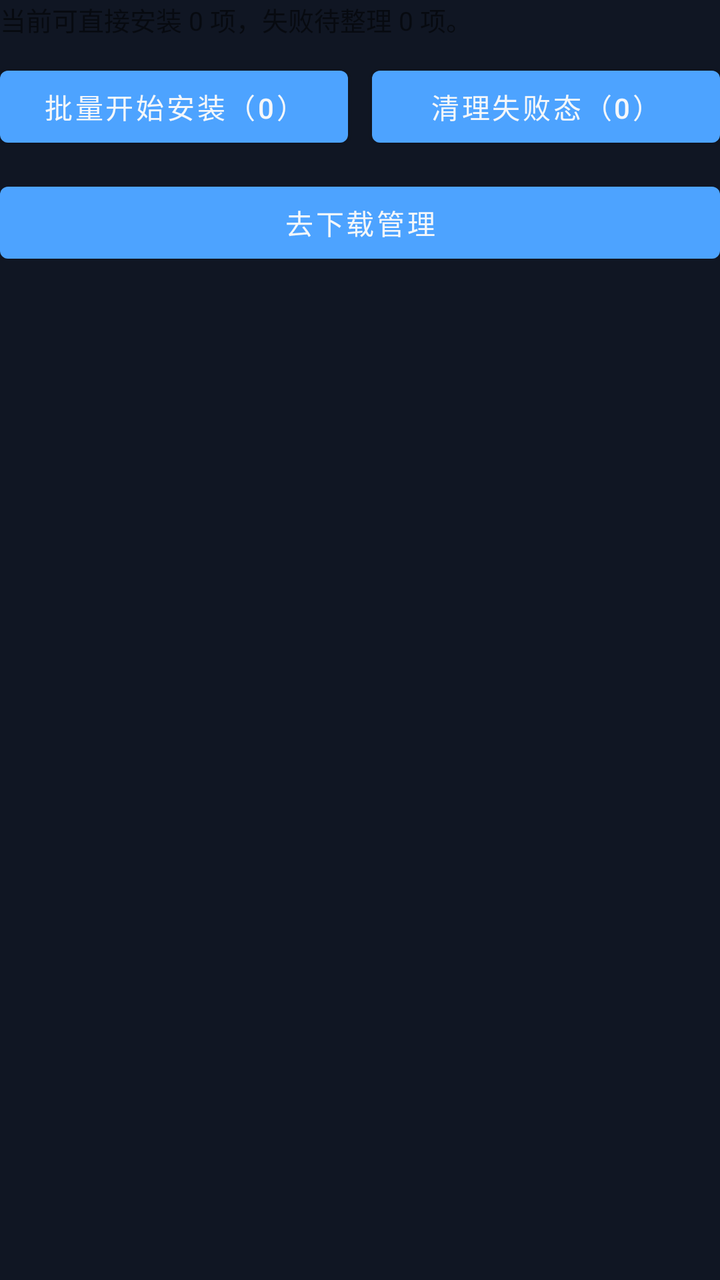
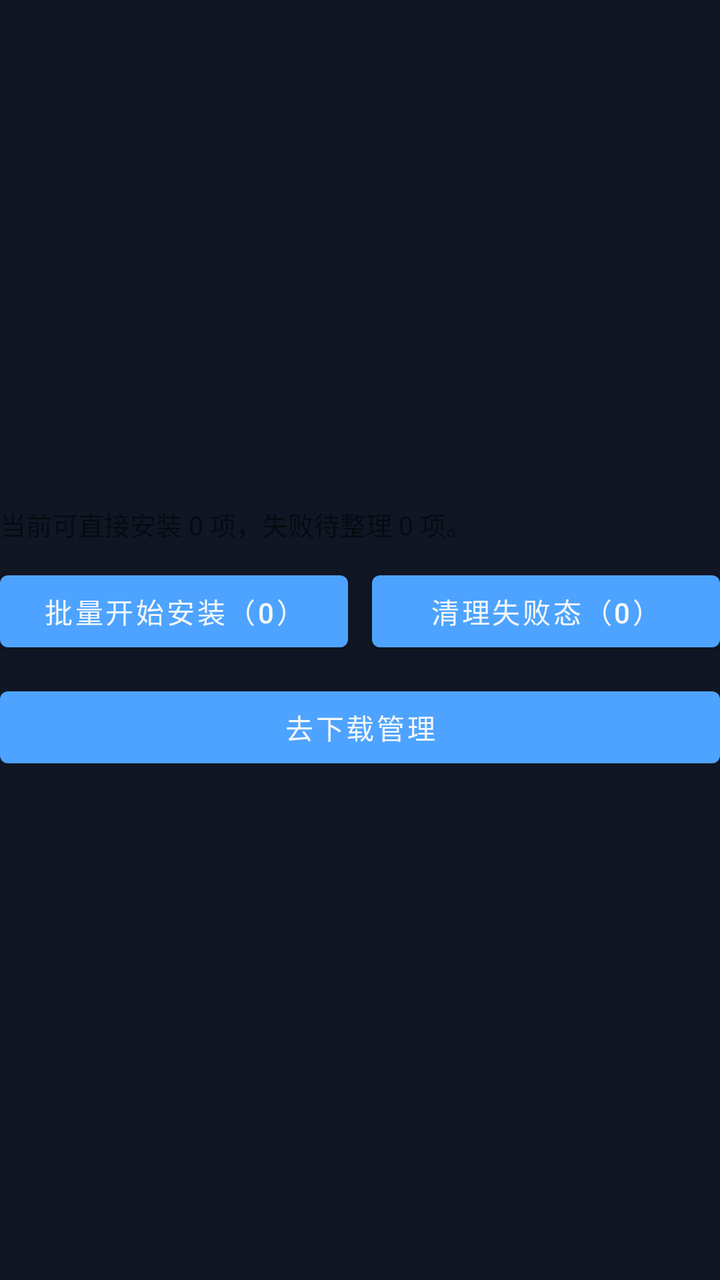

Before-and-after screenshots of an Android layout around one commit, followed by the original layout XML and the change that was made.
<!-- AndroidManifest.xml: another module's application theme Theme.CarAppStore -->
<!-- res/layout/view_install_center_controls.xml -->
<?xml version="1.0" encoding="utf-8"?>
<LinearLayout xmlns:android="http://schemas.android.com/apk/res/android"
    android:layout_width="match_parent"
    android:layout_height="wrap_content"
    android:orientation="vertical">

    <TextView
        android:id="@+id/tvInstallControlSummary"
        android:layout_width="match_parent"
        android:layout_height="wrap_content"
        android:layout_marginBottom="10dp"
        android:text="@string/ui_install_controls_summary_zero"
        android:textSize="13sp" />

    <LinearLayout
        android:layout_width="match_parent"
        android:layout_height="wrap_content"
        android:orientation="horizontal">

        <Button
            android:id="@+id/btnInstallPrimary"
            android:layout_width="0dp"
            android:layout_height="wrap_content"
            android:layout_marginEnd="6dp"
            android:layout_weight="1"
            android:text="@string/ui_install_start_batch_zero" />

        <Button
            android:id="@+id/btnInstallSecondary"
            android:layout_width="0dp"
            android:layout_height="wrap_content"
            android:layout_marginStart="6dp"
            android:layout_weight="1"
            android:text="@string/ui_clear_failed_state_zero" />
    </LinearLayout>

    <Button
        android:id="@+id/btnInstallTertiary"
        android:layout_width="match_parent"
        android:layout_height="wrap_content"
        android:layout_marginTop="10dp"
        android:text="@string/ui_go_download_manager" />
</LinearLayout>
<!-- resources referenced by this layout -->
<resources>
  <string name="ui_clear_failed_state_zero">清理失败态（0）</string>
  <string name="ui_go_download_manager">去下载管理</string>
  <string name="ui_install_controls_summary_zero">当前可直接安装 0 项，失败待整理 0 项。</string>
  <string name="ui_install_start_batch_zero">批量开始安装（0）</string>
  <style name="Theme.CarAppStore" parent="Theme.MaterialComponents.DayNight.NoActionBar">
          <item name="colorPrimary">@color/car_primary</item>
          <item name="colorPrimaryVariant">@color/car_primary_dark</item>
          <item name="colorOnPrimary">@color/car_text_primary</item>
          <item name="colorSecondary">@color/car_accent</item>
          <item name="colorSecondaryVariant">@color/teal_700</item>
          <item name="colorOnSecondary">@color/car_bg</item>
          <item name="android:statusBarColor" tools:targetApi="l">@color/car_bg</item>
          <item name="android:navigationBarColor" tools:targetApi="l">@color/car_bg</item>
          <item name="android:windowBackground">@color/car_bg</item>
      </style>
  <color name="car_primary">#4DA3FF</color>
  <color name="car_primary_dark">#2E7DE0</color>
  <color name="car_text_primary">#F5F7FA</color>
  <color name="car_accent">#5DE1B9</color>
  <color name="teal_700">#FF018786</color>
  <color name="car_bg">#101623</color>
</resources>

<!-- the commit's change to res/layout/view_install_center_controls.xml (unified diff, before → after) -->
@@ -1,8 +1,17 @@
 <?xml version="1.0" encoding="utf-8"?>
-<LinearLayout xmlns:android="http://schemas.android.com/apk/res/android"
+<androidx.constraintlayout.widget.ConstraintLayout xmlns:android="http://schemas.android.com/apk/res/android"
+    xmlns:app="http://schemas.android.com/apk/res-auto"
     android:layout_width="match_parent"
-    android:layout_height="wrap_content"
-    android:orientation="vertical">
+    android:layout_height="wrap_content">
+
+    <LinearLayout
+        android:layout_width="0dp"
+        android:layout_height="wrap_content"
+        android:orientation="vertical"
+        app:layout_constraintBottom_toBottomOf="parent"
+        app:layout_constraintEnd_toEndOf="parent"
+        app:layout_constraintStart_toStartOf="parent"
+        app:layout_constraintTop_toTopOf="parent">
 
     <TextView
         android:id="@+id/tvInstallControlSummary"
@@ -40,4 +49,6 @@
         android:layout_height="wrap_content"
         android:layout_marginTop="10dp"
         android:text="@string/ui_go_download_manager" />
-</LinearLayout>
+    </LinearLayout>
+
+</androidx.constraintlayout.widget.ConstraintLayout>
